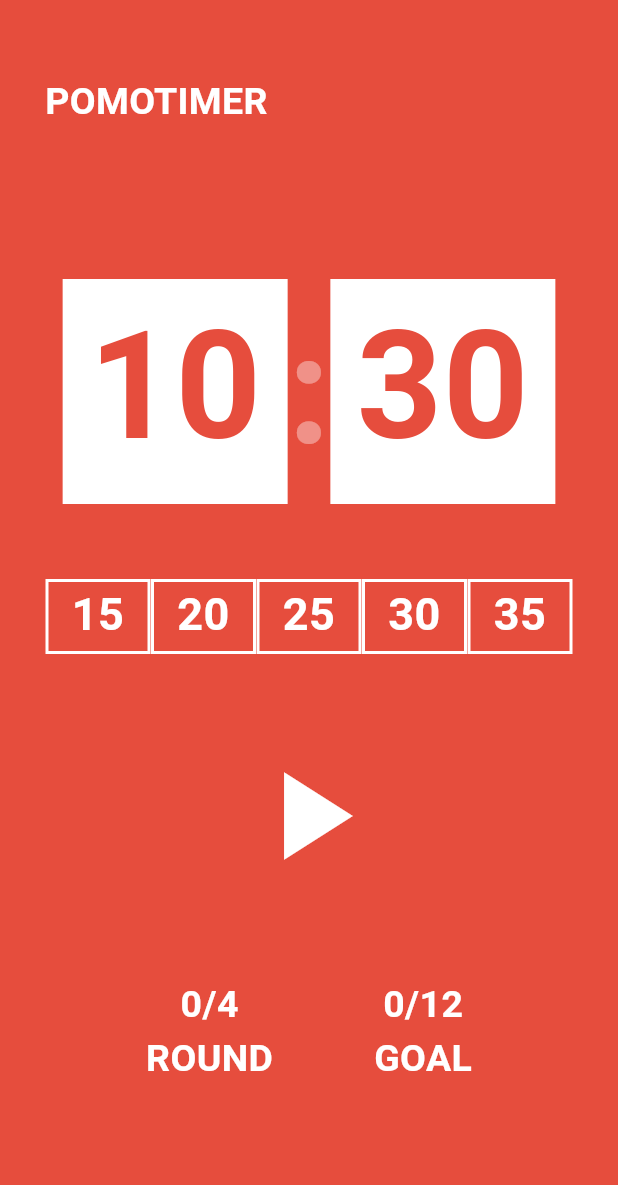
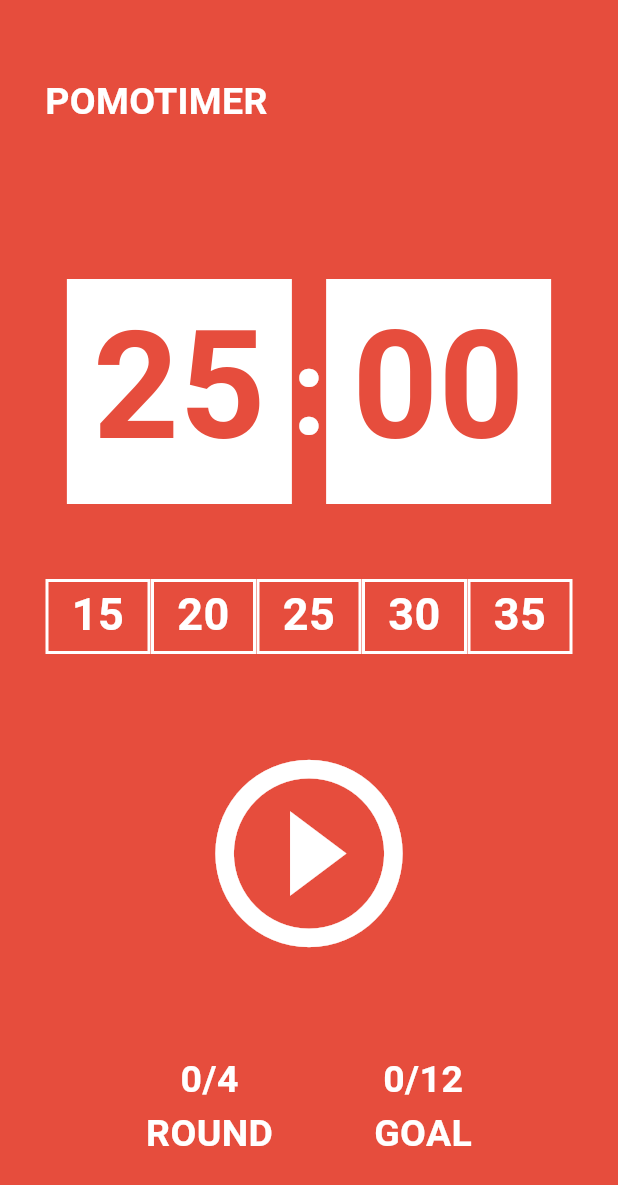
Before and after one commit to devsurimlee/pomodoro_homework, a Flutter app: the screen it shows after launch, on a phone screen of 412 x 824 dp. Shown: the top 1185 px of the screen. Run offline on Flutter 3.47's test engine with Material 3 defaults, Android fonts, the phone set to English and light mode, and no system bars.

Commit message:
버튼 클릭시 타이머 작동

```diff
--- /dev/null
+++ b/lib/home_screen.dart
@@ -0,0 +1,157 @@
+import 'dart:async';
+
+import 'package:flutter/material.dart';
+import 'package:pomodoro_homework/widget/minutes.dart';
+import 'package:pomodoro_homework/widget/timer.dart';
+
+class HomeScreen extends StatefulWidget {
+  final Color colorRed;
+
+  const HomeScreen({
+    super.key,
+    required this.colorRed,
+  });
+
+  @override
+  State<HomeScreen> createState() => _HomeScreenState();
+}
+
+class _HomeScreenState extends State<HomeScreen> {
+  static const defaultTime = 25;
+  static int totalSeconds = defaultTime * 60;
+  bool isRunning = false;
+  late Timer timer;
+
+  void ontTick(Timer timer) {
+    setState(() {
+      totalSeconds--;
+      print('totalSeconds: $totalSeconds');
+    });
+  }
+
+  void onStartPressed() {
+    timer = Timer.periodic(
+      const Duration(seconds: 1),
+      ontTick,
+    );
+
+    setState(() {
+      isRunning = true;
+      print('onStartPressed');
+    });
+  }
+
+  String formatTime(int seconds) {
+    final duration = Duration(seconds: seconds);
+    return duration.toString().split('.').first.substring(2, 7);
+  }
+
+  void onPausePressed() {
+    timer.cancel();
+    setState(() {
+      isRunning = false;
+      print('onPausePressed');
+    });
+  }
+
+  @override
+  Widget build(BuildContext context) {
+    return Scaffold(
+      body: Padding(
+        padding: const EdgeInsets.all(30.0),
+        child: Column(
+          children: [
+            const SizedBox(
+              height: 20,
+            ),
+            const Row(
+              children: [
+                Text(
+                  "POMOTIMER",
+                  style: TextStyle(
+                    color: Colors.white,
+                    fontSize: 25,
+                    fontWeight: FontWeight.w600,
+                  ),
+                ),
+              ],
+            ),
+            const SizedBox(
+              height: 100,
+            ),
+            TimerWidget(
+              colorRed: widget.colorRed,
+              minutes: formatTime(totalSeconds).split(':').first,
+              seconds: formatTime(totalSeconds).split(':').last,
+            ),
+            const SizedBox(
+              height: 50,
+            ),
+            MinutesWidget(
+              defaultTime: defaultTime,
+            ),
+            const SizedBox(
+              height: 50,
+            ),
+            IconButton(
+              onPressed: isRunning ? onPausePressed : onStartPressed,
+              iconSize: 150,
+              color: Colors.white,
+              icon: Icon(isRunning
+                  ? Icons.pause_circle_outline
+                  : Icons.play_circle_outline),
+            ),
+            const SizedBox(
+              height: 50,
+            ),
+            const Row(
+              mainAxisAlignment: MainAxisAlignment.spaceEvenly,
+              children: [
+                Column(
+                  children: [
+                    Text(
+                      '0/4',
+                      style: TextStyle(
+                        color: Colors.white,
+                        fontSize: 25,
+                        fontWeight: FontWeight.w600,
+                      ),
+                    ),
+                    Text(
+                      'ROUND',
+                      style: TextStyle(
+                        color: Colors.white,
+                        fontSize: 25,
+                        fontWeight: FontWeight.w600,
+                      ),
+                    ),
+                  ],
+                ),
+                Column(
+                  children: [
+                    Text(
+                      '0/12',
+                      style: TextStyle(
+                        color: Colors.white,
+                        fontSize: 25,
+                        fontWeight: FontWeight.w600,
+                      ),
+                    ),
+                    Text(
+                      'GOAL',
+                      style: TextStyle(
+                        color: Colors.white,
+                        fontSize: 25,
+                        fontWeight: FontWeight.w600,
+                      ),
+                    ),
+                  ],
+                ),
+              ],
+            ),
+          ],
+        ),
+      ),
+    );
+  }
+}
--- a/lib/main.dart
+++ b/lib/main.dart
@@ -1,5 +1,5 @@
 import 'package:flutter/material.dart';
-import 'package:pomodoro_homework/widget/timer.dart';
+import 'package:pomodoro_homework/home_screen.dart';
 
 void main() {
   runApp(const App());
@@ -12,140 +12,13 @@ class App extends StatelessWidget {
   Widget build(BuildContext context) {
     const colorRed = Color(0xFFe64d3d);
 
-    void onPressed() {}
-
     return MaterialApp(
       theme: ThemeData(
         scaffoldBackgroundColor: colorRed,
       ),
-      home: Scaffold(
-        body: Padding(
-          padding: const EdgeInsets.all(30.0),
-          child: Column(
-            children: [
-              const SizedBox(
-                height: 20,
-              ),
-              const Row(
-                children: [
-                  Text(
-                    "POMOTIMER",
-                    style: TextStyle(
-                      color: Colors.white,
-                      fontSize: 25,
-                      fontWeight: FontWeight.w600,
-                    ),
-                  ),
-                ],
-              ),
-              const SizedBox(
-                height: 100,
-              ),
-              const TimerWidget(colorRed: colorRed),
-              const SizedBox(
-                height: 50,
-              ),
-              const MinutesWidget(),
-              const SizedBox(
-                height: 50,
-              ),
-              IconButton(
-                onPressed: onPressed,
-                icon: const Icon(
-                  Icons.play_arrow,
-                  size: 100,
-                  color: Colors.white,
-                ),
-              ),
-              const SizedBox(
-                height: 50,
-              ),
-              const Row(
-                mainAxisAlignment: MainAxisAlignment.spaceEvenly,
-                children: [
-                  Column(
-                    children: [
-                      Text(
-                        '0/4',
-                        style: TextStyle(
-                          color: Colors.white,
-                          fontSize: 25,
-                          fontWeight: FontWeight.w600,
-                        ),
-                      ),
-                      Text(
-                        'ROUND',
-                        style: TextStyle(
-                          color: Colors.white,
-                          fontSize: 25,
-                          fontWeight: FontWeight.w600,
-                        ),
-                      ),
-                    ],
-                  ),
-                  Column(
-                    children: [
-                      Text(
-                        '0/12',
-                        style: TextStyle(
-                          color: Colors.white,
-                          fontSize: 25,
-                          fontWeight: FontWeight.w600,
-                        ),
-                      ),
-                      Text(
-                        'GOAL',
-                        style: TextStyle(
-                          color: Colors.white,
-                          fontSize: 25,
-                          fontWeight: FontWeight.w600,
-                        ),
-                      ),
-                    ],
-                  ),
-                ],
-              ),
-            ],
-          ),
-        ),
+      home: const HomeScreen(
+        colorRed: colorRed,
       ),
     );
   }
 }
-
-class MinutesWidget extends StatelessWidget {
-  const MinutesWidget({
-    super.key,
-  });
-  final start = 15;
-  final gap = 5;
-
-  @override
-  Widget build(BuildContext context) {
-    return Row(
-      mainAxisAlignment: MainAxisAlignment.spaceEvenly,
-      children: [
-        for (int i = 0; i < 5; i++)
-          Container(
-            decoration: BoxDecoration(
-              border: Border.all(
-                width: 2,
-                color: Colors.white,
-              ),
-            ),
-            width: 70,
-            height: 50,
-            child: Text(
-              '${start + (i * gap)}',
-              textAlign: TextAlign.center,
-              style: const TextStyle(
-                color: Colors.white,
-                fontSize: 30,
-                fontWeight: FontWeight.w600,
-              ),
-            ),
-          ),
-      ],
-    );
-  }
-}
--- /dev/null
+++ b/lib/widget/minutes.dart
@@ -0,0 +1,42 @@
+import 'package:flutter/material.dart';
+
+class MinutesWidget extends StatelessWidget {
+  final int defaultTime;
+
+  MinutesWidget({
+    super.key,
+    required this.defaultTime,
+  });
+
+  int start = 15;
+  final gap = 5;
+
+  @override
+  Widget build(BuildContext context) {
+    return Row(
+      mainAxisAlignment: MainAxisAlignment.spaceEvenly,
+      children: [
+        for (int i = 0; i < 5; i++)
+          Container(
+            decoration: BoxDecoration(
+              border: Border.all(
+                width: 2,
+                color: Colors.white,
+              ),
+            ),
+            width: 70,
+            height: 50,
+            child: Text(
+              '${start + (i * gap)}',
+              textAlign: TextAlign.center,
+              style: const TextStyle(
+                color: Colors.white,
+                fontSize: 30,
+                fontWeight: FontWeight.w600,
+              ),
+            ),
+          ),
+      ],
+    );
+  }
+}
--- a/lib/widget/timer.dart
+++ b/lib/widget/timer.dart
@@ -1,13 +1,22 @@
 import 'package:flutter/material.dart';
 
-class TimerWidget extends StatelessWidget {
+class TimerWidget extends StatefulWidget {
   final Color colorRed;
+  final String minutes;
+  final String seconds;
 
   const TimerWidget({
     super.key,
     required this.colorRed,
+    required this.minutes,
+    required this.seconds,
   });
 
+  @override
+  State<TimerWidget> createState() => _TimerWidgetState();
+}
+
+class _TimerWidgetState extends State<TimerWidget> {
   @override
   Widget build(BuildContext context) {
     return Row(
@@ -20,10 +29,10 @@ class TimerWidget extends StatelessWidget {
           width: 150,
           height: 150,
           child: Text(
-            '10',
+            widget.minutes,
             textAlign: TextAlign.center,
             style: TextStyle(
-              color: colorRed,
+              color: widget.colorRed,
               fontSize: 100,
               fontWeight: FontWeight.w600,
             ),
@@ -33,8 +42,8 @@ class TimerWidget extends StatelessWidget {
           ':',
           textAlign: TextAlign.center,
           style: TextStyle(
-            color: Colors.white38,
-            fontSize: 100,
+            color: Colors.white,
+            fontSize: 80,
             fontWeight: FontWeight.w600,
           ),
         ),
@@ -45,10 +54,10 @@ class TimerWidget extends StatelessWidget {
           width: 150,
           height: 150,
           child: Text(
-            '30',
+            widget.seconds,
             textAlign: TextAlign.center,
             style: TextStyle(
-              color: colorRed,
+              color: widget.colorRed,
               fontSize: 100,
               fontWeight: FontWeight.w600,
             ),
```
